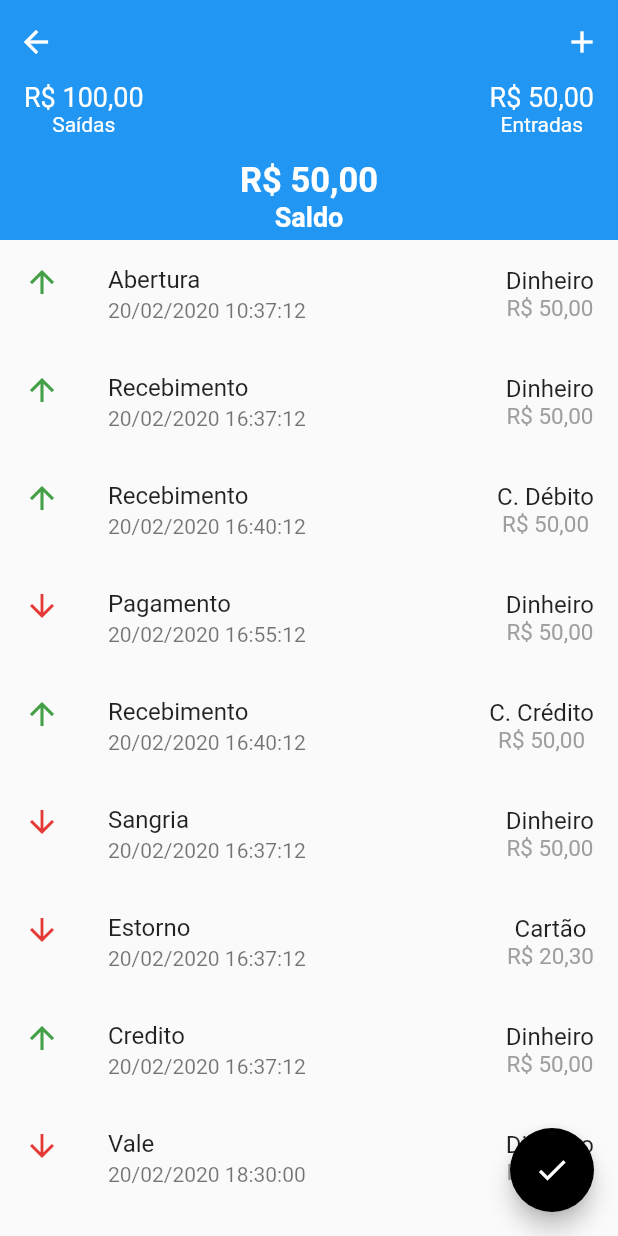
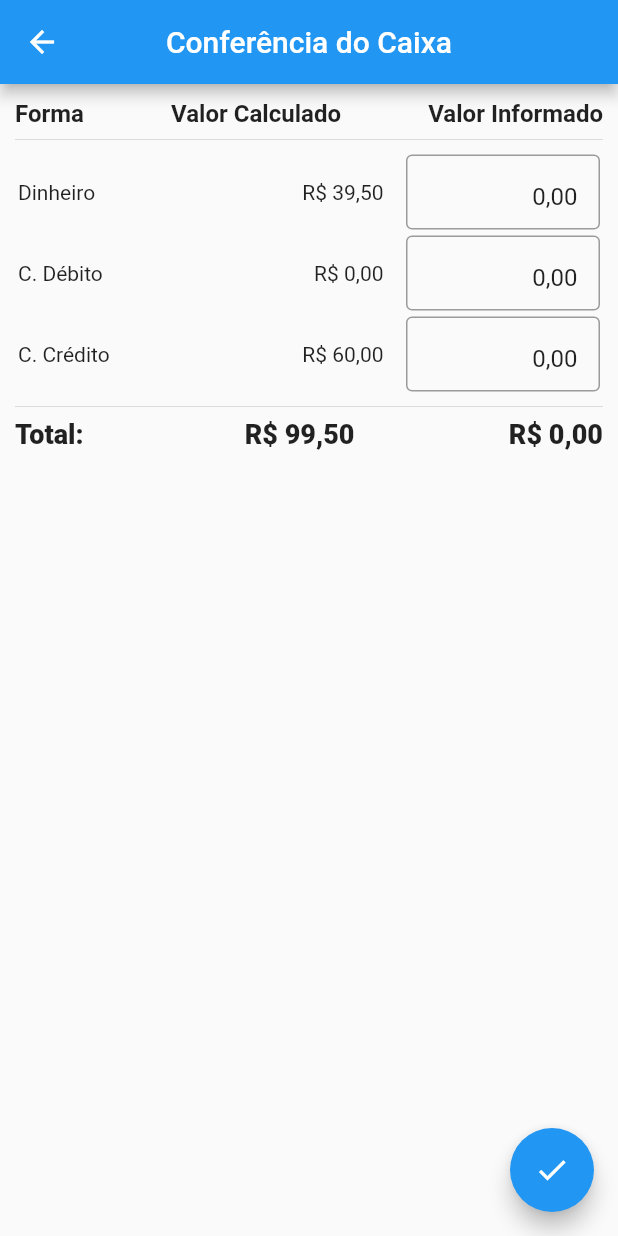
Before and after one commit to TadeuCS/MetreX, a Flutter app: the CaixaPage screen opened by its route, after a tap on the "check" icon, on a phone screen of 412 x 824 dp. Run offline on Flutter 3.47's test engine with Material 2 defaults, Android fonts, the phone set to English and light mode, and no system bars; our stand-ins replace flutter_masked_text, flutter_mobx, get_it, mobx, shared_preferences; accounts and stored records are empty; generated files the repository leaves out were written again.

Commit message:
tela de conferência de caixa ok, e criado alerts de success e warning

```diff
--- a/lib/src/app_widget.dart
+++ b/lib/src/app_widget.dart
@@ -4,6 +4,7 @@ import 'package:flutter/material.dart';
 import 'package:get_it/get_it.dart';
 
 import 'ui/caixa/caixa_page.dart';
+import 'ui/caixa/widgets/conferencia_caixa_page.dart';
 import 'ui/configuracao/configuracao_page.dart';
 import 'ui/home/home_page.dart';
 import 'ui/login/controllers/usuario_controller.dart';
@@ -61,6 +62,7 @@ class _MainAPPState extends State<MainAPP> {
       "produto": (context) => ProdutoPage(),
       "grupo": (context) => GrupoPage(),
       "caixa": (context) => CaixaPage(),
+      "conferencia": (context) => ConferenciaCaixaPage(),
       "recebimento": (context) => RecebimentoPage(),
       "forma": (context) => FormaRecebimentoPage(),
       "configuracao": (context) => ConfigurcaoPage(),
--- a/lib/src/shared/util/Constants.dart
+++ b/lib/src/shared/util/Constants.dart
@@ -1,3 +1,4 @@
+import 'package:flutter_masked_text/flutter_masked_text.dart';
 import 'package:shared_preferences/shared_preferences.dart';
 
 class Constants {
@@ -14,6 +15,9 @@ class Constants {
     'Content-Type': 'application/json'
   };
 
+  static final moneyMask =
+    MoneyMaskedTextController(decimalSeparator: ',', thousandSeparator: '.');
+
   Constants._privateConstructor();
 
   static final Constants _instance = Constants._privateConstructor();
--- a/lib/src/shared/util/OUtil.dart
+++ b/lib/src/shared/util/OUtil.dart
@@ -138,4 +138,16 @@ class OUtil {
     }
     return double.parse(text.trim());
   }
+
+  static double getDoubleByMoney(String text){
+    if(text==null){
+      text="0.0";
+    }
+    text = text.replaceAll("R\$", "").replaceAll(".", "").replaceAll(",", ".").trim();
+    return double.parse(text);
+  }
+
+  static double totalizarLista(List<double> valores) {
+    return valores.reduce((value, element) => value + element);
+  }
 }
--- a/lib/src/ui/caixa/caixa_page.dart
+++ b/lib/src/ui/caixa/caixa_page.dart
@@ -14,7 +14,7 @@ class CaixaPage extends StatefulWidget {
 
 class _CaixaPageState extends State<CaixaPage> {
   var scaffouldKey = GlobalKey<ScaffoldState>();
-  int _currentIndex = 0;
+  // int _currentIndex = 0;
 
   @override
   void initState() {
@@ -26,6 +26,7 @@ class _CaixaPageState extends State<CaixaPage> {
   Widget build(BuildContext context) {
     return SafeArea(
       child: Scaffold(
+        key: scaffouldKey,
         body: CustomScrollView(
           slivers: [
             SliverPersistentHeader(
@@ -44,37 +45,37 @@ class _CaixaPageState extends State<CaixaPage> {
           child: Icon(
             Icons.check,
           ),
-          onPressed: () {},
+          onPressed: () =>Navigator.pushNamed(context, 'conferencia'),
         ),
         // bottomNavigationBar: _bottomNavigationBar(),
       ),
     );
   }
 
-  _bottomNavigationBar() {
-    return BottomNavigationBar(
-        selectedItemColor: Colors.grey,
-        unselectedItemColor: Colors.grey,
-        showSelectedLabels: true,
-        onTap: onTabTapped,
-        currentIndex: _currentIndex,
-        items: [
-          BottomNavigationBarItem(
-            icon: Icon(Icons.add_circle),
-            title: Text('Abrir Caixa'),
-          ),
-          BottomNavigationBarItem(
-            icon: Icon(Icons.check_circle),
-            title: Text('Fechar Caixa'),
-          ),
-        ]);
-  }
+  // _bottomNavigationBar() {
+  //   return BottomNavigationBar(
+  //       selectedItemColor: Colors.grey,
+  //       unselectedItemColor: Colors.grey,
+  //       showSelectedLabels: true,
+  //       onTap: onTabTapped,
+  //       currentIndex: _currentIndex,
+  //       items: [
+  //         BottomNavigationBarItem(
+  //           icon: Icon(Icons.add_circle),
+  //           title: Text('Abrir Caixa'),
+  //         ),
+  //         BottomNavigationBarItem(
+  //           icon: Icon(Icons.check_circle),
+  //           title: Text('Fechar Caixa'),
+  //         ),
+  //       ]);
+  // }
 
-  void onTabTapped(int index) {
-    setState(() {
-      _currentIndex = index;
-    });
-  }
+  // void onTabTapped(int index) {
+  //   setState(() {
+  //     _currentIndex = index;
+  //   });
+  // }
 
   _content() {
     return Column(
@@ -110,7 +111,7 @@ class _CaixaPageState extends State<CaixaPage> {
         });
       },
       child: ListTile(
-        leading: ci.tipo == 'C'
+        leading: ci.tipoMovimento == 'C'
             ? Icon(
                 Icons.arrow_upward,
                 color: Colors.green[600],
@@ -119,7 +120,7 @@ class _CaixaPageState extends State<CaixaPage> {
                 Icons.arrow_downward,
                 color: Colors.red[600],
               ),
-        title: Text(ci.tipoMovimento),
+        title: Text(ci.tipo),
         subtitle: Text(ci.dataHora),
         trailing: Column(
           crossAxisAlignment: CrossAxisAlignment.center,
@@ -159,73 +160,73 @@ class _CaixaPageState extends State<CaixaPage> {
     List<CaixaItemModel> itens = List();
     itens.add(CaixaItemModel(
       dataHora: '20/02/2020 10:37:12',
-      tipoMovimento: 'Abertura',
+      tipo: 'Abertura',
       historico: 'Abertura de Caixa',
-      tipo: 'C',
+      tipoMovimento: 'C',
       valor: 50,
       forma: 'Dinheiro',
     ));
     itens.add(CaixaItemModel(
       dataHora: '20/02/2020 16:37:12',
-      tipoMovimento: 'Recebimento',
+      tipo: 'Recebimento',
       historico: 'Recebimento do Pedido 1',
-      tipo: 'C',
+      tipoMovimento: 'C',
       valor: 50,
       forma: 'Dinheiro',
     ));
     itens.add(CaixaItemModel(
       dataHora: '20/02/2020 16:40:12',
-      tipoMovimento: 'Recebimento',
+      tipo: 'Recebimento',
       historico: 'Recebimento do Pedido 2',
-      tipo: 'C',
+      tipoMovimento: 'C',
       valor: 50,
       forma: 'C. Débito',
     ));
     itens.add(CaixaItemModel(
       dataHora: '20/02/2020 16:55:12',
-      tipoMovimento: 'Pagamento',
+      tipo: 'Pagamento',
       historico: 'Pagamento do Fornecedor X dos produtos Laranja e limão',
-      tipo: 'D',
+      tipoMovimento: 'D',
       valor: 50,
       forma: 'Dinheiro',
     ));
     itens.add(CaixaItemModel(
       dataHora: '20/02/2020 16:40:12',
-      tipoMovimento: 'Recebimento',
+      tipo: 'Recebimento',
       historico: 'Recebimento do Pedido 3',
-      tipo: 'C',
-      valor: 50,
+      tipoMovimento: 'C',
+      valor: 60,
       forma: 'C. Crédito',
     ));
     itens.add(CaixaItemModel(
       dataHora: '20/02/2020 16:37:12',
-      tipoMovimento: 'Sangria',
+      tipo: 'Sangria',
       historico: 'Sangria de valor do caixa',
-      tipo: 'D',
-      valor: 50,
+      tipoMovimento: 'D',
+      valor: 30,
       forma: 'Dinheiro',
     ));
     itens.add(CaixaItemModel(
       dataHora: '20/02/2020 16:37:12',
-      tipoMovimento: 'Estorno',
-      historico: 'Estorno do recebimento do Pedido 1',
-      tipo: 'D',
-      valor: 20.30,
-      forma: 'Cartão',
+      tipo: 'Estorno',
+      historico: 'Estorno do recebimento do Pedido 2',
+      tipoMovimento: 'D',
+      valor: 50,
+      forma: 'C. Débito',
     ));
     itens.add(CaixaItemModel(
       dataHora: '20/02/2020 16:37:12',
-      tipoMovimento: 'Credito',
+      tipo: 'Credito',
       historico: 'Recebimento de Crédito de cliente',
-      tipo: 'C',
+      tipoMovimento: 'C',
       valor: 50,
       forma: 'Dinheiro',
     ));
     itens.add(CaixaItemModel(
       dataHora: '20/02/2020 18:30:00',
-      tipoMovimento: 'Vale',
+      tipo: 'Vale',
       historico: 'Vale de Funcionário',
-      tipo: 'D',
+      tipoMovimento: 'D',
       valor: 30.5,
       forma: 'Dinheiro',
     ));
--- a/lib/src/ui/caixa/controllers/caixa_controller.dart
+++ b/lib/src/ui/caixa/controllers/caixa_controller.dart
@@ -1,5 +1,10 @@
+import 'package:MetreX/src/shared/util/OUtil.dart';
+import 'package:MetreX/src/shared/util/Session.dart';
+import 'package:MetreX/src/ui/caixa/models/caixa_item_model.dart';
 import 'package:MetreX/src/ui/caixa/models/caixa_model.dart';
+import 'package:MetreX/src/ui/caixa/models/fechamento_caixa_model.dart';
 import 'package:mobx/mobx.dart';
+
 part 'caixa_controller.g.dart';
 
 class CaixaController = _CaixaControllerBase with _$CaixaController;
@@ -8,8 +13,73 @@ abstract class _CaixaControllerBase with Store {
   @observable
   CaixaModel caixaModel;
 
+  @observable
+  var fechamentos = ObservableList<FechamentoCaixaModel>();
+
   @action
-  void carregarCaixa(CaixaModel caixaModel){
+  void carregarCaixa(CaixaModel caixaModel) {
     this.caixaModel = caixaModel;
   }
+
+  @action
+  void alteraFechamento(
+      FechamentoCaixaModel antigo, FechamentoCaixaModel novo) {
+    fechamentos.remove(antigo);
+    fechamentos.add(novo);
+  }
+
+  @computed
+  get valorTotalCalculado =>
+      OUtil.totalizarLista(Session.caixaController.fechamentos
+          .map((f) => f.valorCalculado)
+          .toList());
+
+  @computed
+  get valorTotalInformado =>
+      OUtil.totalizarLista(Session.caixaController.fechamentos
+          .map((f) => f.valorInformado)
+          .toList());
+
+  @action
+  void listarFechamentos() {
+    //agrupa por forma de recebimento
+    List<List<CaixaItemModel>> itensAgrupados = caixaModel.itens
+        .fold<List<List<CaixaItemModel>>>(List(), (itens, itemMapeado) {
+      bool agrupado = false;
+      for (List<CaixaItemModel> itemAgrupado in itens) {
+        if (itemAgrupado.first.forma == itemMapeado.forma) {
+          itemAgrupado.add(itemMapeado);
+          agrupado = true;
+          break;
+        }
+      }
+
+      if (!agrupado) {
+        var novaLista = List<CaixaItemModel>();
+        novaLista.add(itemMapeado);
+        itens.add(novaLista);
+      }
+      return itens;
+    }).toList();
+
+    //apartir do agrupamento gera a lista de fechamentos
+    var listTemp = itensAgrupados
+        .map(
+          (e) => FechamentoCaixaModel(
+            idCaixa: caixaModel.idCaixa,
+            idUsuario: caixaModel.usuario.idUsuario,
+            forma: e.first.forma,
+            valorCalculado: OUtil.totalizarLista(e
+                .map((item) => item.tipoMovimento == 'D'
+                    ? item.valor - (item.valor * 2)
+                    : item.valor)
+                .toList()),
+            valorInformado: 0.0,
+            diferenca: 0.0,
+          ),
+        )
+        .toList();
+    fechamentos.clear();
+    fechamentos.addAll(listTemp);
+  }
 }
--- a/lib/src/ui/caixa/widgets/caixa_item_details.dart
+++ b/lib/src/ui/caixa/widgets/caixa_item_details.dart
@@ -29,7 +29,7 @@ class CaixaItemPage extends StatelessWidget {
             crossAxisAlignment: CrossAxisAlignment.center,
             mainAxisAlignment: MainAxisAlignment.center,
             children: <Widget>[
-              ci.tipo == 'C'
+              ci.tipoMovimento == 'C'
                   ? Icon(
                       Icons.arrow_upward,
                       color: Colors.green,
@@ -39,7 +39,7 @@ class CaixaItemPage extends StatelessWidget {
                       color: Colors.red,
                     ),
               Text(
-                ci.tipoMovimento,
+                ci.tipo,
                 style: TextStyle(fontWeight: FontWeight.w800),
               ),
             ],
--- a/lib/src/ui/caixa/widgets/conferencia_caixa_page.dart
+++ b/lib/src/ui/caixa/widgets/conferencia_caixa_page.dart
@@ -0,0 +1,137 @@
+import 'package:MetreX/src/shared/util/OUtil.dart';
+import 'package:MetreX/src/shared/util/Session.dart';
+import 'package:flutter/material.dart';
+import 'package:flutter_masked_text/flutter_masked_text.dart';
+import 'package:flutter_mobx/flutter_mobx.dart';
+
+class ConferenciaCaixaPage extends StatefulWidget {
+  @override
+  _ConferenciaCaixaPageState createState() => _ConferenciaCaixaPageState();
+}
+
+class _ConferenciaCaixaPageState extends State<ConferenciaCaixaPage> {
+  var _formKey = GlobalKey<FormState>();
+  @override
+  void initState() {
+    super.initState();
+    Session.caixaController.listarFechamentos();
+  }
+
+  @override
+  Widget build(BuildContext context) {
+    return Scaffold(
+      appBar: AppBar(
+        title: Text('Conferência do Caixa'),
+        centerTitle: true,
+      ),
+      body: _content(),
+      floatingActionButton: FloatingActionButton(
+        onPressed: () {
+          Session.caixaController.fechamentos
+              .forEach((f) => print(f.valorInformado));
+        },
+        child: Icon(Icons.check),
+      ),
+    );
+  }
+
+  _content() {
+    return Form(
+      key: _formKey,
+      child: ListView(padding: const EdgeInsets.all(10), children: [
+        Row(
+          mainAxisAlignment: MainAxisAlignment.spaceBetween,
+          children: <Widget>[
+            Text(
+              'Forma',
+              style: TextStyle(fontWeight: FontWeight.w600, fontSize: 16),
+            ),
+            Text(
+              'Valor Calculado',
+              style: TextStyle(fontWeight: FontWeight.w600, fontSize: 16),
+            ),
+            Text(
+              'Valor Informado',
+              style: TextStyle(fontWeight: FontWeight.w600, fontSize: 16),
+            ),
+          ],
+        ),
+        Divider(),
+        Column(
+          children: Session.caixaController.fechamentos.map((f) {
+            var controller = MoneyMaskedTextController(
+                decimalSeparator: ',', thousandSeparator: '.');
+            return Padding(
+              padding: const EdgeInsets.all(2.0),
+              child: Row(
+                mainAxisAlignment: MainAxisAlignment.spaceBetween,
+                children: <Widget>[
+                  Expanded(child: Text(f.forma)),
+                  Expanded(
+                      child: Padding(
+                    padding: const EdgeInsets.symmetric(horizontal: 15),
+                    child: Text(
+                      OUtil.formataMoeda(f.valorCalculado),
+                      textAlign: TextAlign.right,
+                    ),
+                  )),
+                  Expanded(
+                    child: Container(
+                      height: 50,
+                      // child: FocusScope(
+                      //   child: Focus(
+                      //     onFocusChange: (focus){
+                      //       var old = f;
+                      //       f.valorInformado = OUtil.getDoubleByMoney(controller.text);
+                      //       Session.caixaController.alteraFechamento(old, f);
+                      //     },
+                      child: TextFormField(
+                        key: UniqueKey(),
+                        textAlign: TextAlign.right,
+                        controller: controller,
+                        keyboardType: TextInputType.number,
+                        onChanged: (text) {
+                          var old = f;
+                          f.valorInformado =
+                              OUtil.getDoubleByMoney(controller.text);
+                          Session.caixaController.alteraFechamento(old, f);
+                        },
+                        decoration:
+                            InputDecoration(border: OutlineInputBorder()),
+                      ),
+                      //   ),
+                      // ),
+                    ),
+                  )
+                ],
+              ),
+            );
+          }).toList(),
+        ),
+        Divider(),
+        Observer(builder: (_) {
+          return Row(
+            mainAxisAlignment: MainAxisAlignment.spaceBetween,
+            children: <Widget>[
+              Text(
+                'Total: ',
+                textAlign: TextAlign.left,
+                style: TextStyle(fontWeight: FontWeight.w800, fontSize: 18),
+              ),
+              Text(
+                OUtil.formataMoeda(Session.caixaController.valorTotalCalculado),
+                textAlign: TextAlign.right,
+                style: TextStyle(fontWeight: FontWeight.w800, fontSize: 18),
+              ),
+              Text(
+                OUtil.formataMoeda(Session.caixaController.valorTotalInformado),
+                textAlign: TextAlign.right,
+                style: TextStyle(fontWeight: FontWeight.w800, fontSize: 18),
+              )
+            ],
+          );
+        })
+      ]),
+    );
+  }
+}
--- a/lib/src/ui/home/home_page.dart
+++ b/lib/src/ui/home/home_page.dart
@@ -1,6 +1,3 @@
-import 'package:MetreX/src/shared/util/Session.dart';
-import 'package:MetreX/src/ui/caixa/models/caixa_item_model.dart';
-import 'package:MetreX/src/ui/caixa/models/caixa_model.dart';
 import 'package:MetreX/src/ui/mesa/mesa_page.dart';
 import 'package:flutter/material.dart';
 
--- a/lib/src/ui/login/login_page.dart
+++ b/lib/src/ui/login/login_page.dart
@@ -1,3 +1,4 @@
+import 'package:MetreX/src/shared/contents/custom_dialog.dart';
 import 'package:MetreX/src/shared/util/Constants.dart';
 import 'package:MetreX/src/shared/util/Session.dart';
 import 'package:flutter/material.dart';
@@ -137,6 +138,7 @@ class _LoginPageState extends State<LoginPage> {
     // if (_form.currentState.validate()) {
       // usuarioController.login(context, _scaffouldKey);
     // }
-    Navigator.pushNamed(context, 'home');
+    // Navigator.pushNamed(context, 'home');
+    showSuccessAlert(context, 'Parabéns Dani BOT');
   }
 }
--- /dev/null
+++ b/lib/src/ui/recebimento/models/forma_model.dart
@@ -0,0 +1,18 @@
+import 'package:json_annotation/json_annotation.dart';
+
+part 'forma_model.g.dart';
+
+@JsonSerializable()
+
+class FormaModel {
+  final int idForma;
+  final String forma;
+  final String descricao;
+
+  FormaModel({this.idForma, this.forma, this.descricao});
+
+  factory FormaModel.fromJson(Map<String, dynamic> json) =>
+      _$FormaModelFromJson(json);
+
+  Map<String, dynamic> toJson() => _$FormaModelToJson(this);
+}
```
Also changed, not shown: lib/src/shared/contents/custom_dialog.dart (+73 -12 lines), lib/src/ui/caixa/models/fechamento_caixa_model.dart (added, +22 -0 lines), lib/src/ui/recebimento/widget/custom_page.dart (+4 -5 lines), lib/src/ui/caixa/controllers/caixa_controller.g.dart, lib/src/ui/caixa/models/fechamento_caixa_model.g.dart (added), lib/src/ui/recebimento/models/forma_model.g.dart (added).
